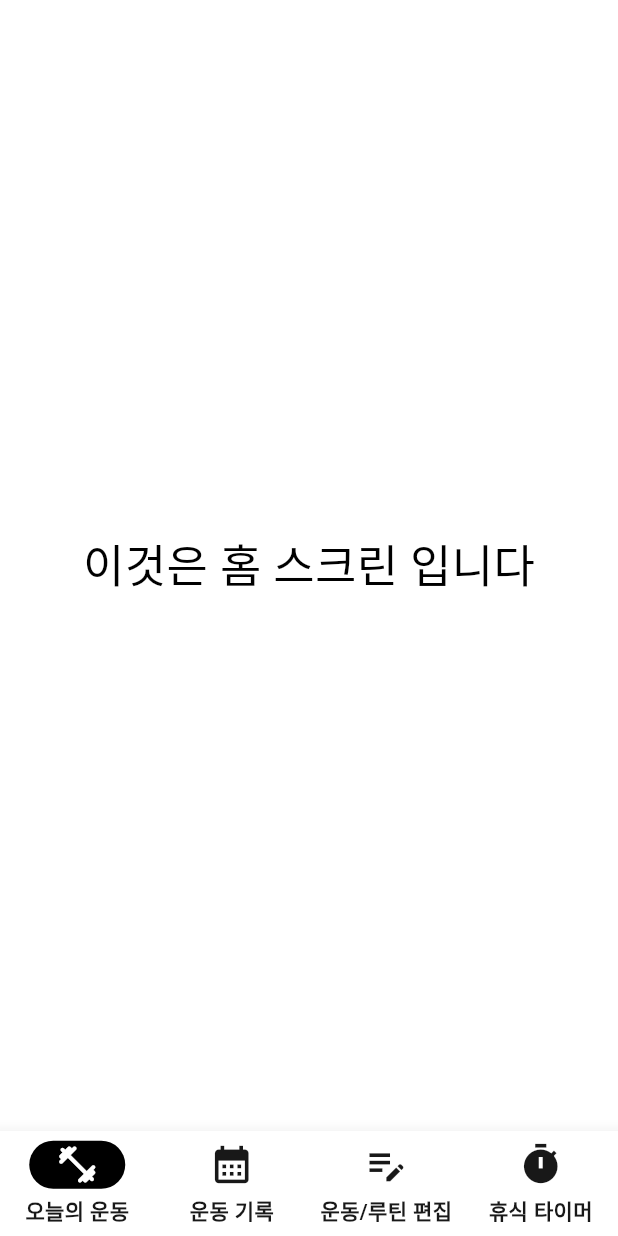
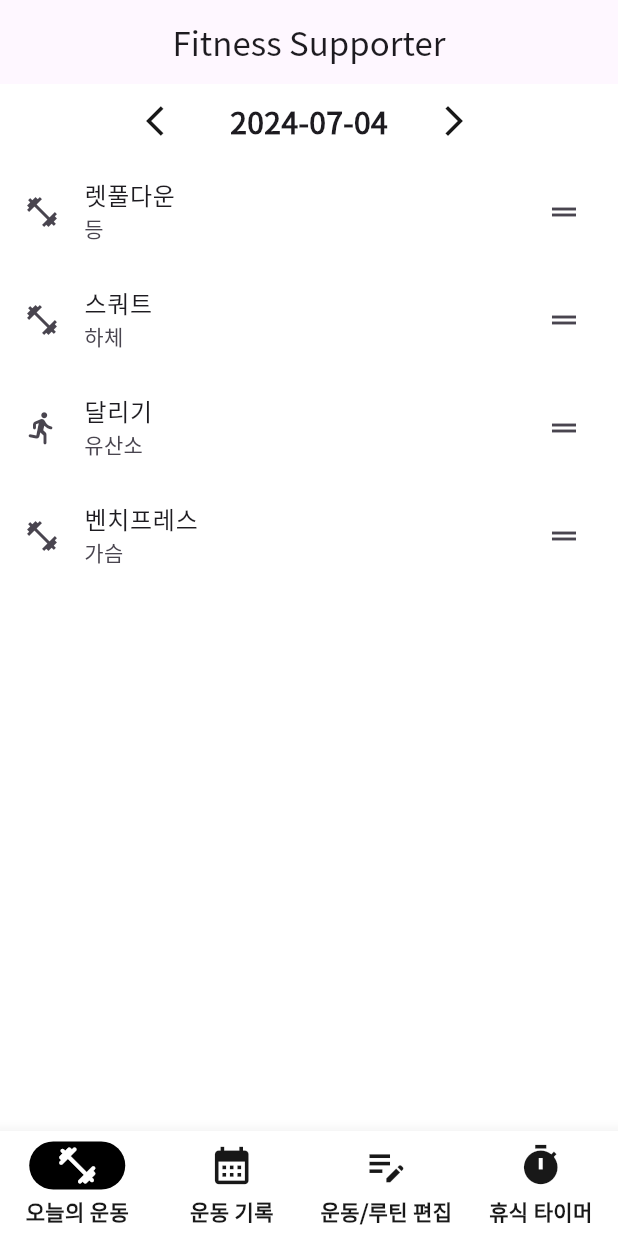
Before and after one commit to winterbirds-0148/FitnessSupporterApp, a Flutter app: the screen it shows after launch, on a phone screen of 412 x 824 dp. Run offline on Flutter 3.47's test engine with Material 3 defaults, Android fonts, the light colour scheme and no system bars; our stand-ins replace circular_countdown_timer, google_fonts, hive; accounts and stored records are empty; Roboto replaces fonts that are missing (Gaegu, Jua).

Commit message:
메인 화면 UI 구성

```diff
--- a/lib/main.dart
+++ b/lib/main.dart
@@ -1,10 +1,16 @@
+import 'dart:io';
+
 import 'package:fitnesssupporter/widgets/navigator_widget.dart';
-import 'package:flutter/cupertino.dart';
 import 'package:flutter/material.dart';
-import 'package:flutter/widgets.dart';
 import 'package:google_fonts/google_fonts.dart';
+import 'package:hive/hive.dart';
 
-void main() {
+void main() async {
+  // Hive 초기화
+  var path = Directory.current.path;
+  Hive.init(path);
+
+  // 앱 실행
   runApp(const FitnessSupporter());
 }
 
@@ -19,13 +25,13 @@ class FitnessSupporter extends StatelessWidget {
         navigationBarTheme: NavigationBarThemeData(
             backgroundColor: Colors.white,
             labelTextStyle: WidgetStateProperty.all(
-              GoogleFonts.gaegu(
+              GoogleFonts.notoSansKr(
                 color: const Color(0xFF181818),
                 fontWeight: FontWeight.w600,
               ),
             ),
             indicatorColor: Colors.black),
-        textTheme: GoogleFonts.gaeguTextTheme(),
+        textTheme: GoogleFonts.notoSansKrTextTheme(),
         elevatedButtonTheme: ElevatedButtonThemeData(
           style: ElevatedButton.styleFrom(
             backgroundColor: const Color(0xFF181818),
--- /dev/null
+++ b/lib/models/fitness_model.dart
@@ -0,0 +1,23 @@
+import 'package:flutter/material.dart';
+
+class FitnessModel {
+  String name, part;
+  String category;
+  String discpription;
+
+  FitnessModel(
+      {required this.name,
+      required this.part,
+      required this.discpription,
+      required this.category});
+
+  Icon getIcon() {
+    if (category == 'weight') {
+      return const Icon(Icons.fitness_center_outlined);
+    } else if (category == 'cardio') {
+      return const Icon(Icons.directions_run_rounded);
+    } else {
+      return const Icon(Icons.text_snippet);
+    }
+  }
+}
--- a/lib/screens/home_screen.dart
+++ b/lib/screens/home_screen.dart
@@ -1,17 +1,84 @@
+import 'package:fitnesssupporter/models/fitness_model.dart';
 import 'package:flutter/material.dart';
-import 'package:google_fonts/google_fonts.dart';
+import 'package:intl/intl.dart';
 
-class HomeScreen extends StatelessWidget {
+class HomeScreen extends StatefulWidget {
   const HomeScreen({super.key});
 
   @override
+  State<HomeScreen> createState() => _HomeScreenState();
+}
+
+class _HomeScreenState extends State<HomeScreen> {
+  String getToday() {
+    DateTime now = DateTime.now();
+    DateFormat formatter = DateFormat('yyyy-MM-dd');
+    String strToday = formatter.format(now);
+    return strToday;
+  }
+
+  List<FitnessModel> listFitness = [
+    FitnessModel(
+        name: '렛풀다운', part: '등', discpription: '설명', category: 'weight'),
+    FitnessModel(
+        name: '스쿼트', part: '하체', discpription: '설명', category: 'weight'),
+    FitnessModel(
+        name: '달리기', part: '유산소', discpription: '설명', category: 'cardio'),
+    FitnessModel(
+        name: '벤치프레스', part: '가슴', discpription: '설명', category: 'weight'),
+  ];
+
+  @override
   Widget build(BuildContext context) {
-    return Center(
-      child: Text('이것은 홈 스크린 입니다',
-          style: GoogleFonts.jua(
-            color: Colors.black,
-            fontSize: 30,
-          )),
+    return Column(
+      children: [
+        Container(
+          alignment: Alignment.center,
+          child: Row(
+            mainAxisAlignment: MainAxisAlignment.center,
+            children: [
+              IconButton(
+                  onPressed: () {}, icon: const Icon(Icons.arrow_back_ios)),
+              Padding(
+                padding:
+                    const EdgeInsets.symmetric(horizontal: 20, vertical: 10),
+                child: Text(
+                  getToday(),
+                  style: const TextStyle(
+                      fontSize: 20, fontWeight: FontWeight.w600),
+                ),
+              ),
+              IconButton(
+                  onPressed: () {}, icon: const Icon(Icons.arrow_forward_ios)),
+            ],
+          ),
+        ),
+        Expanded(
+          child: SizedBox(
+            child: ReorderableListView(
+              onReorder: (int oldIndex, int newIndex) {
+                setState(() {
+                  if (oldIndex < newIndex) {
+                    newIndex -= 1;
+                  }
+                  final FitnessModel item = listFitness.removeAt(oldIndex);
+                  listFitness.insert(newIndex, item);
+                });
+              },
+              children: [
+                for (var fitness in listFitness)
+                  ListTile(
+                    key: Key(fitness.name),
+                    title: Text(fitness.name),
+                    subtitle: Text(fitness.part),
+                    leading: fitness.getIcon(),
+                    trailing: const Icon(Icons.drag_handle),
+                  ),
+              ],
+            ),
+          ),
+        ),
+      ],
     );
   }
 }
--- a/lib/widgets/navigator_widget.dart
+++ b/lib/widgets/navigator_widget.dart
@@ -1,7 +1,6 @@
 import 'package:fitnesssupporter/screens/edit_screen.dart';
 import 'package:fitnesssupporter/screens/history_screen.dart';
 import 'package:fitnesssupporter/screens/home_screen.dart';
-import 'package:fitnesssupporter/screens/test_timer.dart';
 import 'package:fitnesssupporter/screens/timer_screen.dart';
 import 'package:flutter/material.dart';
 
@@ -18,6 +17,10 @@ class _NavigatorWidgetState extends State<NavigatorWidget> {
   @override
   Widget build(BuildContext context) {
     return Scaffold(
+      appBar: AppBar(
+        centerTitle: true,
+        title: const Text('Fitness Supporter'),
+      ),
       bottomNavigationBar: NavigationBar(
         height: 70,
         elevation: 10,
--- a/pubspec.yaml
+++ b/pubspec.yaml
@@ -39,6 +39,8 @@ dependencies:
   circular_countdown_timer: ^0.2.3
   flutter_screenutil: ^5.9.3
   animations: ^2.0.11
+  intl: ^0.19.0
+  hive: ^2.2.3
 
 dev_dependencies:
   flutter_test:
```
Also changed, not shown: lib/screens/test_timer.dart (deleted, +0 -169 lines), lib/screens/timer_screen.dart (+0 -31 lines), pubspec.lock.
